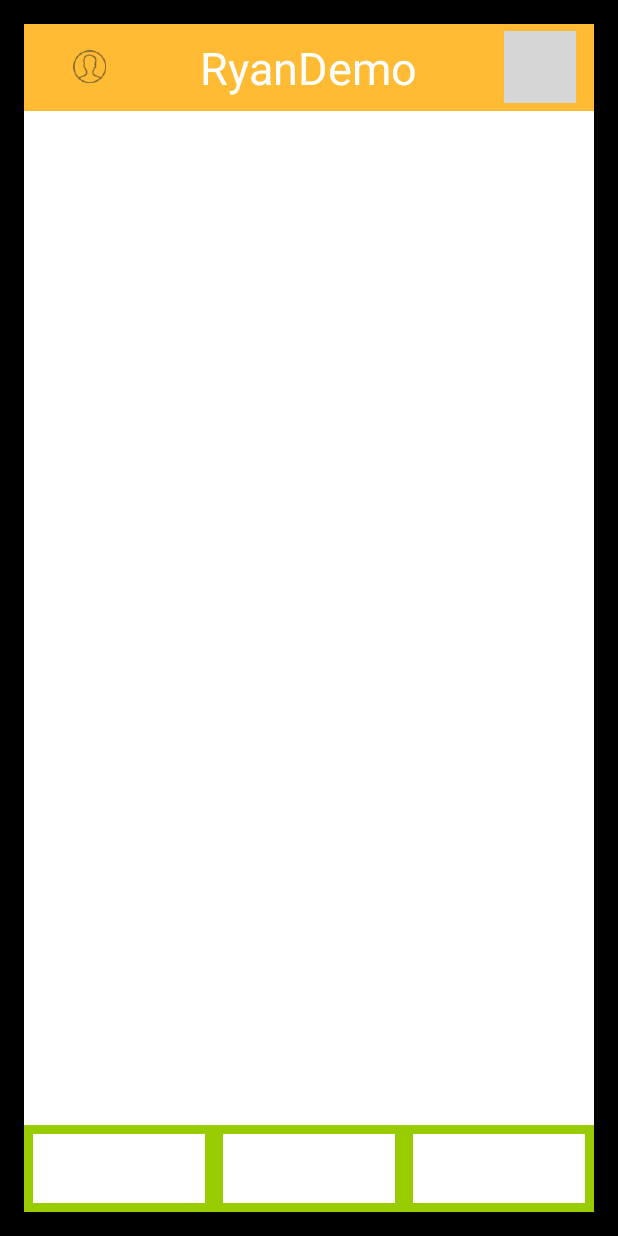
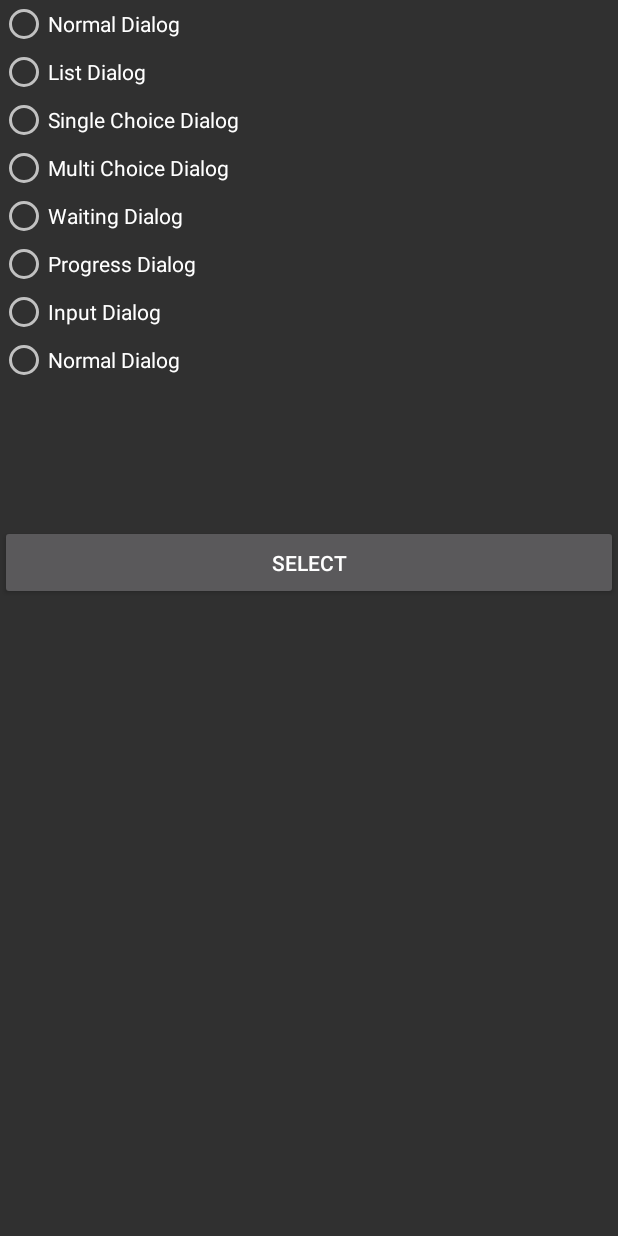
Before and after one commit to keegan118/RyanAndroidDemo, an Android app: the screen it shows after launch (MainActivity before the commit, DialogActivity after it), after a tap on an icon or button, on a phone screen of 412 x 824 dp. Run offline under Robolectric (Android 15) with nearby library versions, the phone set to English and light mode, and no system bars; our stand-ins replace ButterKnife; grey boxes are pictures that could not be loaded.

Commit message:
Added Dialogs

```diff
--- a/app/build.gradle
+++ b/app/build.gradle
@@ -24,6 +24,9 @@ dependencies {
     androidTestCompile('com.android.support.test.espresso:espresso-core:2.2.2', {
         exclude group: 'com.android.support', module: 'support-annotations'
     })
+    compile 'com.jakewharton:butterknife:8.5.1'
+    annotationProcessor 'com.jakewharton:butterknife-compiler:8.5.1'
+    compile 'com.squareup.picasso:picasso:2.5.2'
     compile 'com.android.support:appcompat-v7:25.1.1'
     compile 'com.android.support:support-v4:25.1.1'
     testCompile 'junit:junit:4.12'
--- a/app/src/main/java/com/example/rhutc/ryandemo/BaseActivity.java
+++ b/app/src/main/java/com/example/rhutc/ryandemo/BaseActivity.java
@@ -13,7 +13,7 @@ public class BaseActivity extends AppCompatActivity {
     }
 
     public void toActivity(Class name){
-        Intent intent = new Intent(this, ListViewActivity.class);
+        Intent intent = new Intent(this, DialogActivity.class);
         startActivity(intent);
     }
 
--- a/app/src/main/java/com/example/rhutc/ryandemo/MainActivity.java
+++ b/app/src/main/java/com/example/rhutc/ryandemo/MainActivity.java
@@ -11,22 +11,31 @@ import android.widget.BaseAdapter;
 import android.widget.ImageButton;
 import android.widget.Toast;
 
+import butterknife.ButterKnife;
+import butterknife.OnClick;
+
 public class MainActivity extends BaseActivity {
 
-    private ImageButton bt1, bt2, bt3;
+    private ImageButton bt1, bt3;
+//    private ImageButton bt2;
     private ImageButton topLeftButton;
+
+    @OnClick(R.id.bt2)
+    public void button2Click(){
+        toActivity(DialogActivity.class);
+    }
 
     @Override
     protected void onCreate(Bundle savedInstanceState) {
         super.onCreate(savedInstanceState);
         setContentView(R.layout.activity_main);
         initialView();
-        initalListener();
+        ButterKnife.bind(this);
     }
 
     private void initialView(){
         bt1 = (ImageButton)findViewById(R.id.bt1);
-        bt2 = (ImageButton)findViewById(R.id.bt2);
+//        bt2 = (ImageButton)findViewById(R.id.bt2);
         bt3 = (ImageButton)findViewById(R.id.bt3);
         topLeftButton = (ImageButton)findViewById(R.id.topLeftButton);
     }
@@ -38,12 +47,15 @@ public class MainActivity extends BaseActivity {
                 Toast.makeText(v.getContext(), "Button 1", Toast.LENGTH_SHORT).show();
             }
         });
-        bt2.setOnClickListener(new View.OnClickListener() {
-            @Override
-            public void onClick(View v) {
-                Toast.makeText(v.getContext(), "Button 2", Toast.LENGTH_SHORT).show();
-            }
-        });        bt3.setOnClickListener(new View.OnClickListener() {
+
+//        bt2.setOnClickListener(new View.OnClickListener() {
+//            @Override
+//            public void onClick(View v) {
+//                Toast.makeText(v.getContext(), "Button 2", Toast.LENGTH_SHORT).show();
+//            }
+//        });
+
+        bt3.setOnClickListener(new View.OnClickListener() {
             @Override
             public void onClick(View v) {
 
--- /dev/null
+++ b/app/src/main/res/layout/activity_dialog.xml
@@ -0,0 +1,77 @@
+<?xml version="1.0" encoding="utf-8"?>
+<LinearLayout xmlns:android="http://schemas.android.com/apk/res/android"
+    android:layout_width="match_parent"
+    android:layout_height="match_parent"
+    android:orientation="vertical">
+
+    <RadioGroup
+        android:id="@+id/radio_group"
+        android:layout_width="match_parent"
+        android:layout_height="350dp">
+
+        <RadioButton
+            android:id="@+id/rb1"
+            android:layout_width="match_parent"
+            android:layout_height="wrap_content"
+            android:gravity="left|center_vertical"
+            android:text="Normal Dialog" />
+
+        <RadioButton
+            android:id="@+id/rb2"
+            android:layout_width="match_parent"
+            android:layout_height="wrap_content"
+            android:gravity="left|center_vertical"
+            android:text="List Dialog" />
+
+        <RadioButton
+            android:id="@+id/rb3"
+            android:layout_width="match_parent"
+            android:layout_height="wrap_content"
+            android:gravity="left|center_vertical"
+            android:text="Single Choice Dialog" />
+
+        <RadioButton
+            android:id="@+id/rb4"
+            android:layout_width="match_parent"
+            android:layout_height="wrap_content"
+            android:gravity="left|center_vertical"
+            android:text="Multi Choice Dialog" />
+
+        <RadioButton
+            android:id="@+id/rb5"
+            android:layout_width="match_parent"
+            android:layout_height="wrap_content"
+            android:gravity="left|center_vertical"
+            android:text="Waiting Dialog" />
+
+        <RadioButton
+            android:id="@+id/rb6"
+            android:layout_width="match_parent"
+            android:layout_height="wrap_content"
+            android:gravity="left|center_vertical"
+            android:text="Progress Dialog" />
+
+        <RadioButton
+            android:id="@+id/rb7"
+            android:layout_width="match_parent"
+            android:layout_height="wrap_content"
+            android:gravity="left|center_vertical"
+            android:text="Input Dialog" />
+
+        <RadioButton
+            android:id="@+id/rb8"
+            android:layout_width="match_parent"
+            android:layout_height="wrap_content"
+            android:gravity="left|center_vertical"
+            android:text="Normal Dialog" />
+
+    </RadioGroup>
+
+    <Button
+        android:id="@+id/select_dialog"
+        android:layout_width="match_parent"
+        android:layout_height="50dp"
+        android:gravity="center"
+        android:text="Select"/>
+
+</LinearLayout>
```
Also changed, not shown: app/src/main/AndroidManifest.xml (+4 -3 lines), app/src/main/java/com/example/rhutc/ryandemo/DialogActivity.java (added, +228 -0 lines).
